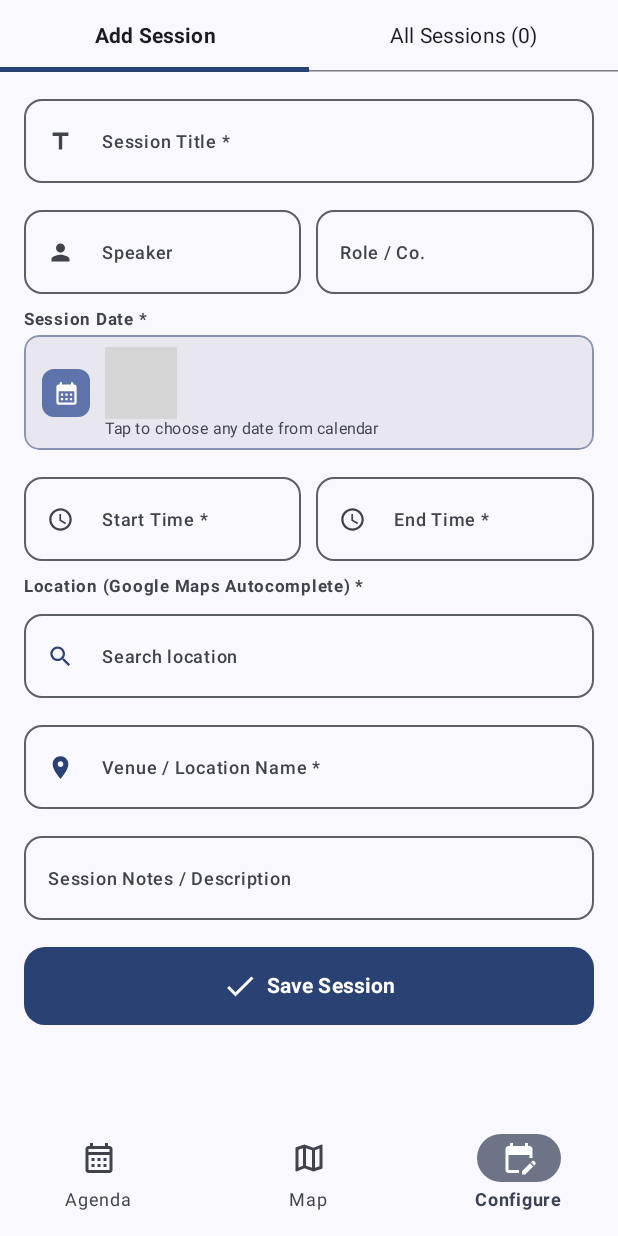
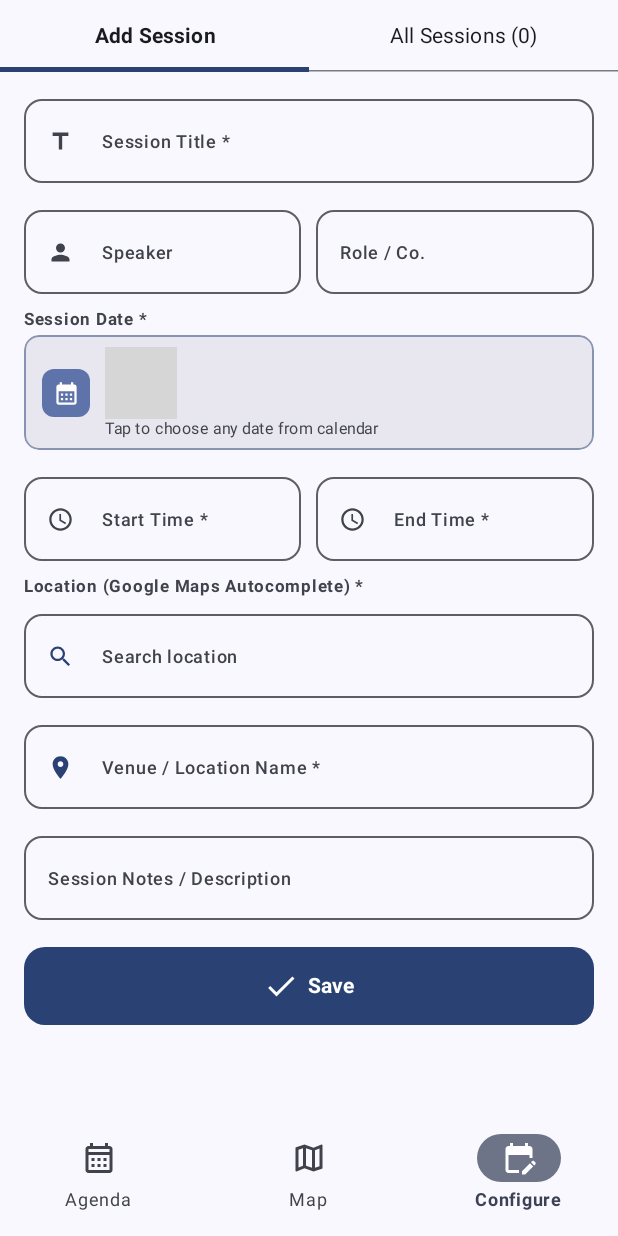
Before and after one commit to urzahil/ConfNav, an Android app built with Jetpack Compose: the screen it shows after launch (MainActivity), item 3 of the bottom bar chosen, on a phone screen of 412 x 824 dp. Run offline under Robolectric (Android 15) with nearby library versions, the phone set to English and light mode, and no system bars; our stand-ins replace Room's generated code; 3 statements that could not run were skipped; grey boxes are pictures that could not be loaded.

Commit message:
Rename session form save button to Save
Co-Authored-By: Claude Sonnet 5.5 <noreply@anthropic.com>
Claude-Session: https://claude.ai/code/session_01Jq1i4mCC6g5Erj2a8qtAXo

```diff
--- a/app/src/main/java/rocks/urzahil/confnav/ui/manage/ConfigureSessionScreen.kt
+++ b/app/src/main/java/rocks/urzahil/confnav/ui/manage/ConfigureSessionScreen.kt
@@ -813,7 +813,7 @@ fun ConfigureSessionScreen(
                             Icon(Icons.Default.Check, contentDescription = null)
                             Spacer(modifier = Modifier.width(6.dp))
                             Text(
-                                text = if (currentId != 0L) "Update" else "Save Session",
+                                text = "Save",
                                 fontWeight = FontWeight.Bold
                             )
                         }
```
